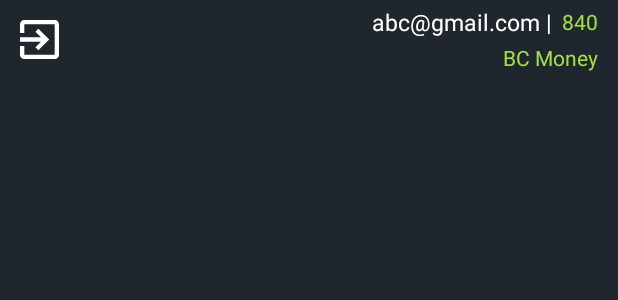
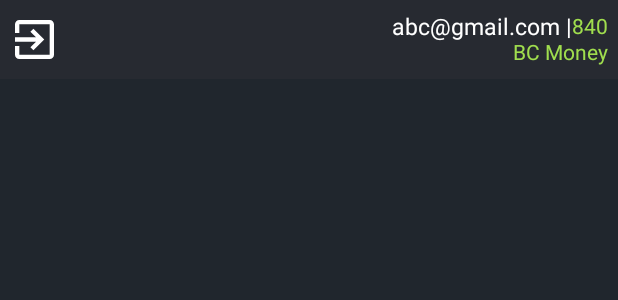
Before and after one commit to prachi1991/Dagger2_Demo, an Android app: the layout nav_header_navigation_.xml on its own in the app's theme, with its tools: preview values and no code run, on a phone screen of 412 x 824 dp. Shown: the top 300 px of the screen. Run offline under Robolectric (Android 15) with nearby library versions, the phone set to English and light mode, and no system bars.

Commit message:
navigation init

```diff
--- a/app/src/main/res/layout/activity_navigation.xml
+++ b/app/src/main/res/layout/activity_navigation.xml
@@ -7,7 +7,7 @@
         android:id="@+id/drawer_layout"
         android:layout_width="match_parent"
         android:layout_height="match_parent"
-        tools:openDrawer="left">
+        tools:openDrawer="right">
 
         <androidx.coordinatorlayout.widget.CoordinatorLayout
             android:layout_width="match_parent"
@@ -66,6 +66,7 @@
             android:layout_gravity="end"
             android:fitsSystemWindows="true"
             android:textAlignment="viewEnd"
+            android:background="#343743"
             app:headerLayout="@layout/nav_header_navigation_"
             app:itemIconTint="@color/menu_light_green"
             app:itemTextAppearance="@style/Base.Theme.AppTheme.menutitle"
--- a/app/src/main/res/layout/nav_header_navigation_.xml
+++ b/app/src/main/res/layout/nav_header_navigation_.xml
@@ -4,16 +4,20 @@
     <RelativeLayout
         android:layout_width="match_parent"
         android:layout_height="wrap_content"
-        android:gravity="bottom"
+        android:background="@color/menu_header_background"
+        android:gravity="center_vertical"
         android:orientation="vertical"
-        android:paddingRight="@dimen/_10sdp">
+        android:paddingTop="@dimen/_5sdp"
+        android:paddingEnd="@dimen/_5sdp"
+        android:paddingBottom="@dimen/_5sdp">
 
         <androidx.appcompat.widget.AppCompatImageButton
             android:id="@+id/ivCloseDrawer"
-            android:layout_width="@dimen/_40sdp"
-            android:layout_height="@dimen/_40sdp"
+            android:layout_width="@dimen/_35sdp"
+            android:layout_height="@dimen/_30sdp"
             android:layout_centerVertical="true"
             android:background="@android:color/transparent"
+            android:padding="@dimen/_3sdp"
             android:src="@drawable/ic_close" />
 
         <LinearLayout
@@ -21,6 +25,12 @@
             android:layout_width="wrap_content"
             android:layout_height="wrap_content"
             android:layout_alignParentEnd="true"
+            android:layout_centerVertical="true"
+            android:orientation="vertical">
+
+            <LinearLayout
+                android:layout_width="wrap_content"
+                android:layout_height="wrap_content"
                 android:orientation="horizontal">
 
                 <TextView
@@ -28,7 +38,6 @@
                     fontPath="fonts/Play-Regular.ttf"
                     android:layout_width="wrap_content"
                     android:layout_height="wrap_content"
-                android:layout_margin="@dimen/_5sdp"
                     android:text="abc@gmail.com |"
                     android:textSize="@dimen/_12ssp" />
 
@@ -48,10 +57,9 @@
                 fontPath="fonts/Play-Bold.ttf"
                 android:layout_width="wrap_content"
                 android:layout_height="wrap_content"
-            android:layout_below="@+id/llEmail"
-            android:layout_alignParentEnd="true"
+                android:layout_gravity="right"
                 android:text="@string/bc_money"
                 android:textColor="@color/text_light_green" />
-
+        </LinearLayout>
     </RelativeLayout>
 </layout>
--- a/app/src/main/res/values/colors.xml
+++ b/app/src/main/res/values/colors.xml
@@ -10,5 +10,6 @@
 
     <color name="menu_light_green">#64b000</color>
     <color name="color_window_background">#20262d</color>
+    <color name="menu_header_background">#272a31</color>
 
 </resources>
--- a/app/src/main/res/values/styles.xml
+++ b/app/src/main/res/values/styles.xml
@@ -34,10 +34,8 @@
     </style>
 
     <style name="Base.Theme.AppTheme.menutitle" parent="TextAppearance.AppCompat.Medium">
-        <!--     <item name="android:fontFamily">@font/play_bold.ttf</item> -->
-        <item name="android:fontFamily">@string/font_play_bold
-        </item> <!-- Whatever color you want-->
-        <item name="fontPath">@string/font_play_bold</item> <!-- Whatever color you want-->
+        <item name="fontPath">@string/font_play_bold</item>
+        <item name="android:textSize">@dimen/_14sdp</item>
     </style>
 
     <style name="Base.Theme.AppTheme.NoActionBar">
```
Lines whose indentation alone changed are shown as unchanged.
